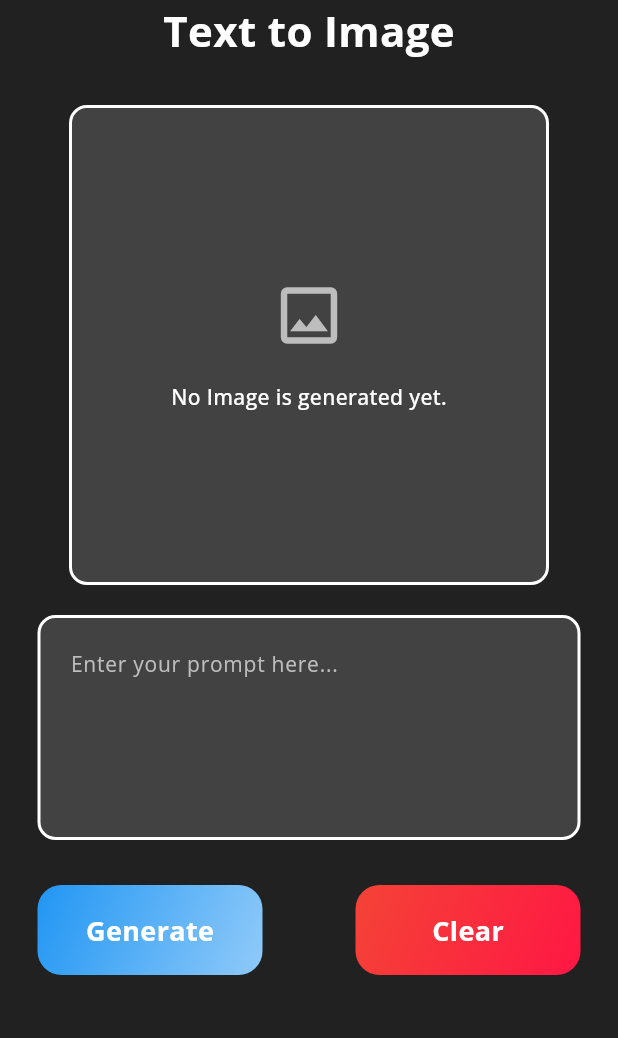
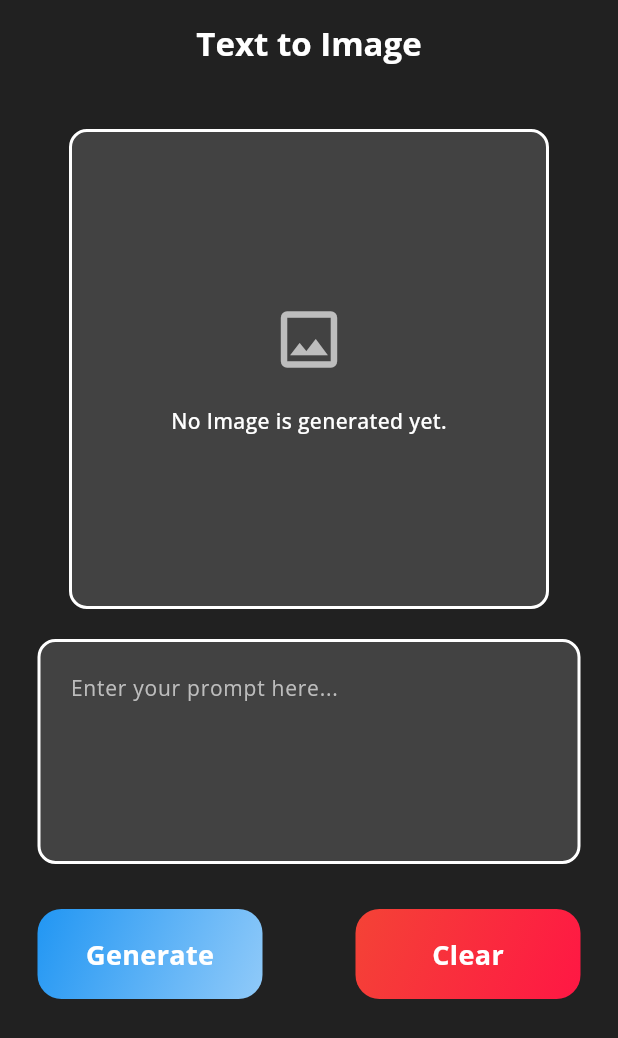
Before and after one commit to Saifkhan002/Text_to_Image, a Flutter app: the screen it shows after launch, on a phone screen of 412 x 824 dp. Shown: the top 1038 px of the screen. Run offline on Flutter 3.47's test engine with Material 3 defaults, Android fonts, the phone set to English and light mode, and no system bars; our stand-ins replace flutter_riverpod, google_fonts.

Commit message:
minor changes

```diff
--- a/lib/main.dart
+++ b/lib/main.dart
@@ -1,11 +1,9 @@
 import 'package:flutter/material.dart';
-import 'package:provider/provider.dart';
 import 'package:text_to_image/screen/home/home_screen.dart';
-
-import 'screen/home/controller/home_provider.dart';
+import 'package:flutter_riverpod/flutter_riverpod.dart';
 
 void main() {
-  runApp(const MyApp());
+  runApp(const ProviderScope(child: MyApp()));
 }
 
 class MyApp extends StatelessWidget {
@@ -14,16 +12,9 @@ class MyApp extends StatelessWidget {
   // This widget is the root of your application.
   @override
   Widget build(BuildContext context) {
-    return MultiProvider(
-      providers: [
-        ChangeNotifierProvider(
-          create: (context) => HomeProvider(),
-        ),
-      ],
-      child: const MaterialApp(
-        debugShowCheckedModeBanner: false,
-        home: HomeScreen(),
-      ),
+    return MaterialApp(
+      debugShowCheckedModeBanner: false,
+      home: HomeScreen(),
     );
   }
 }
--- a/lib/screen/home/home_screen.dart
+++ b/lib/screen/home/home_screen.dart
@@ -1,18 +1,33 @@
-import 'package:flutter/cupertino.dart';
+import 'package:flutter_riverpod/flutter_riverpod.dart';
+
 import 'package:flutter/material.dart';
-import 'package:flutter/widgets.dart';
 import 'package:google_fonts/google_fonts.dart';
-import 'package:provider/provider.dart';
 import 'package:text_to_image/screen/home/controller/home_provider.dart';
 
-class HomeScreen extends StatelessWidget {
-  const HomeScreen({super.key});
+// ignore: must_be_immutable
+class HomeScreen extends ConsumerWidget {
+  HomeScreen({super.key});
+  TextEditingController textController = TextEditingController();
 
   @override
-  Widget build(BuildContext context) {
-    final homeProvider = Provider.of<HomeProvider>(context);
+  Widget build(BuildContext context, WidgetRef ref) {
+    final fWatch = ref.watch(homeProvider);
+    final fRead = ref.read(homeProvider);
+
     return Scaffold(
       backgroundColor: const Color(0xFF212121),
+      appBar: AppBar(
+        centerTitle: true,
+        backgroundColor: Colors.transparent,
+        title: Text(
+          "Text to Image",
+          style: TextStyle(
+              fontSize: 22,
+              color: Colors.white,
+              fontWeight: FontWeight.bold,
+              fontFamily: GoogleFonts.openSans().fontFamily),
+        ),
+      ),
       body: SafeArea(
         child: Padding(
           padding: const EdgeInsets.symmetric(horizontal: 25),
@@ -21,20 +36,10 @@ class HomeScreen extends StatelessWidget {
               mainAxisAlignment: MainAxisAlignment.start,
               crossAxisAlignment: CrossAxisAlignment.center,
               children: [
-                Text(
-                  "Text to Image",
-                  style: TextStyle(
-                      fontSize: 28,
-                      color: Colors.white,
-                      fontWeight: FontWeight.bold,
-                      fontFamily: GoogleFonts.openSans().fontFamily),
-                ),
                 const SizedBox(
                   height: 30,
                 ),
-                Consumer<HomeProvider>(
-                  builder: (context, provider, child) {
-                    return provider.searchChanging == true
+                fWatch.isLoading == true
                     ? Container(
                         height: 320,
                         width: 320,
@@ -43,10 +48,12 @@ class HomeScreen extends StatelessWidget {
                           border: Border.all(color: Colors.white, width: 2),
                           borderRadius: BorderRadius.circular(12),
                         ),
-                            child: Consumer<HomeProvider>(
-                              builder: (context, provider, child) {
-                                return Image.memory(provider.imageData!);
-                              },
+                        child: ClipRRect(
+                          borderRadius: BorderRadius.circular(10),
+                          child: Image.memory(
+                            fWatch.imageData!,
+                            fit: BoxFit.cover,
+                          ),
                         ),
                       )
                     : Container(
@@ -80,8 +87,6 @@ class HomeScreen extends StatelessWidget {
                             ),
                           ],
                         ),
-                          );
-                  },
                       ),
                 const SizedBox(
                   height: 20,
@@ -95,17 +100,17 @@ class HomeScreen extends StatelessWidget {
                     borderRadius: BorderRadius.circular(12),
                   ),
                   child: TextField(
-                    controller: homeProvider.textController,
+                    controller: textController,
                     maxLines: 5,
                     style: TextStyle(
                         fontSize: 14,
                         color: Colors.white,
-                        fontWeight: FontWeight.w500,
+                        fontWeight: FontWeight.w600,
                         fontFamily: GoogleFonts.openSans().fontFamily),
                     decoration: InputDecoration(
                       border: InputBorder.none,
                       hintText: "Enter your prompt here...",
-                      contentPadding: EdgeInsets.all(20),
+                      contentPadding: const EdgeInsets.all(20),
                       hintStyle: TextStyle(
                           fontSize: 14,
                           color: Colors.grey[400],
@@ -122,8 +127,8 @@ class HomeScreen extends StatelessWidget {
                   children: [
                     GestureDetector(
                       onTap: () {
-                        homeProvider.textToImage();
-                        homeProvider.loadingUpdate(true);
+                        fRead.textToImage(textController.text, context);
+                        fRead.searchUpdate(true);
                       },
                       child: Container(
                           height: 60,
@@ -139,28 +144,24 @@ class HomeScreen extends StatelessWidget {
                                 begin: Alignment.topLeft,
                                 end: Alignment.bottomRight,
                               )),
-                          child: Consumer<HomeProvider>(
-                            builder: (context, provider, child) {
-                              return provider.isLoading == false
+                          child: fWatch.isSearching == false
                               ? Text(
                                   "Generate",
                                   style: TextStyle(
                                       fontSize: 18,
                                       color: Colors.white,
                                       fontWeight: FontWeight.bold,
-                                          fontFamily: GoogleFonts.openSans()
-                                              .fontFamily),
+                                      fontFamily:
+                                          GoogleFonts.openSans().fontFamily),
                                 )
                               : const CircularProgressIndicator(
                                   color: Colors.white,
-                                    );
-                            },
                                 )),
                     ),
                     GestureDetector(
                       onTap: () {
-                        homeProvider.searchUpdate(false);
-                        homeProvider.textController.clear();
+                        fRead.loadingUpdate(false);
+                        textController.clear();
                       },
                       child: Container(
                         height: 60,
```
Also changed, not shown: lib/screen/home/controller/home_provider.dart (+26 -19 lines). Lines whose indentation alone changed are shown as unchanged.
